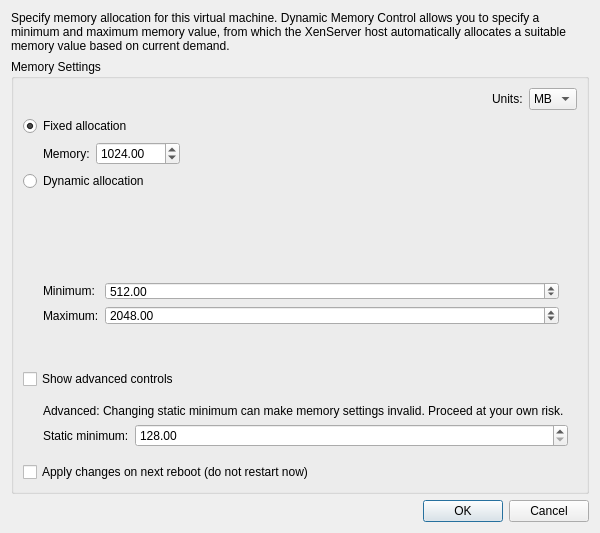
Before: the Qt Designer form src/xenadmin-ui/dialogs/ballooningdialog.ui in benapetr/XenAdminQt, drawn with Qt 5.
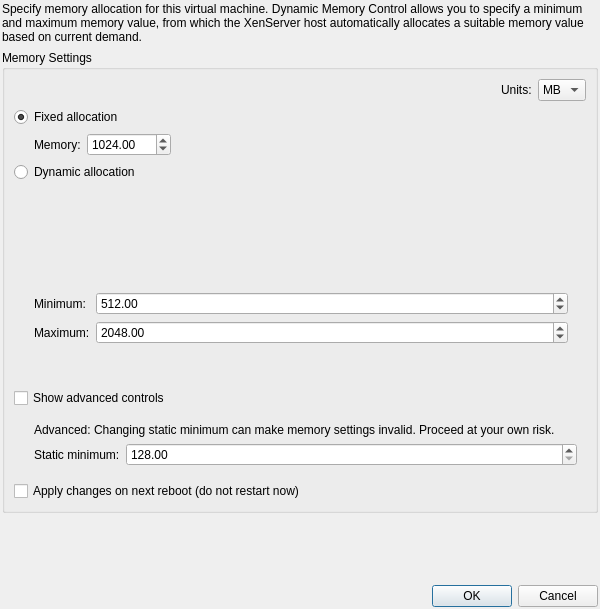
After: the same form once the commit is applied. Custom widgets are drawn as their Qt base class.

Patch:
```diff
--- a/src/xenadmin-ui/dialogs/ballooningdialog.ui
+++ b/src/xenadmin-ui/dialogs/ballooningdialog.ui
@@ -7,13 +7,25 @@
     <x>0</x>
     <y>0</y>
     <width>600</width>
-    <height>500</height>
+    <height>609</height>
    </rect>
   </property>
   <property name="windowTitle">
    <string>Memory</string>
   </property>
   <layout class="QVBoxLayout" name="verticalLayout">
+   <property name="leftMargin">
+    <number>2</number>
+   </property>
+   <property name="topMargin">
+    <number>2</number>
+   </property>
+   <property name="rightMargin">
+    <number>2</number>
+   </property>
+   <property name="bottomMargin">
+    <number>2</number>
+   </property>
    <item>
     <widget class="QLabel" name="labelRubric">
      <property name="text">
```
